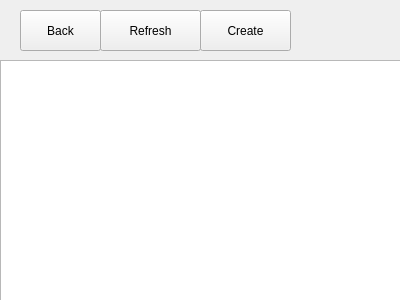
First picture: the form in RoomClient/roombrowser.ui, repository ljmc2000/VirtualConcertHall, before the edit.
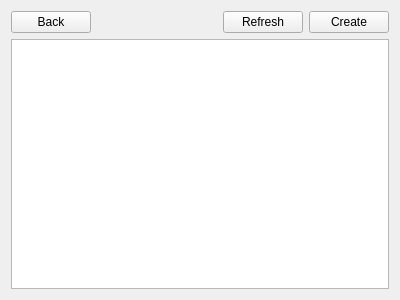
Second picture: the form after the edit.

```diff
--- a/RoomClient/roombrowser.ui
+++ b/RoomClient/roombrowser.ui
@@ -13,55 +13,45 @@
   <property name="windowTitle">
    <string>Form</string>
   </property>
+  <layout class="QGridLayout" name="gridLayout">
+   <item row="1" column="0" colspan="4">
+    <widget class="QTableView" name="tableView"/>
+   </item>
+   <item row="0" column="0">
   <widget class="QPushButton" name="backButton">
-   <property name="geometry">
-    <rect>
-     <x>20</x>
-     <y>10</y>
-     <width>81</width>
-     <height>41</height>
-    </rect>
-   </property>
    <property name="text">
     <string>Back</string>
    </property>
   </widget>
-  <widget class="QPushButton" name="refreshButton">
-   <property name="geometry">
-    <rect>
-     <x>100</x>
-     <y>10</y>
-     <width>101</width>
-     <height>41</height>
-    </rect>
-   </property>
-   <property name="text">
-    <string>Refresh</string>
-   </property>
-  </widget>
-  <widget class="QTableView" name="tableView">
-   <property name="geometry">
-    <rect>
-     <x>0</x>
-     <y>60</y>
-     <width>401</width>
-     <height>241</height>
-    </rect>
-   </property>
-  </widget>
+   </item>
+   <item row="0" column="3">
   <widget class="QPushButton" name="createButton">
-   <property name="geometry">
-    <rect>
-     <x>200</x>
-     <y>10</y>
-     <width>91</width>
-     <height>41</height>
-    </rect>
-   </property>
    <property name="text">
     <string>Create</string>
    </property>
   </widget>
+   </item>
+   <item row="0" column="2">
+    <widget class="QPushButton" name="refreshButton">
+     <property name="text">
+      <string>Refresh</string>
+     </property>
+    </widget>
+   </item>
+   <item row="0" column="1">
+    <spacer name="horizontalSpacer">
+     <property name="orientation">
+      <enum>Qt::Horizontal</enum>
+     </property>
+     <property name="sizeHint" stdset="0">
+      <size>
+       <width>40</width>
+       <height>20</height>
+      </size>
+     </property>
+    </spacer>
+   </item>
+  </layout>
  </widget>
  <resources/>
  <connections/>
```
Lines whose indentation alone changed are shown as unchanged.
